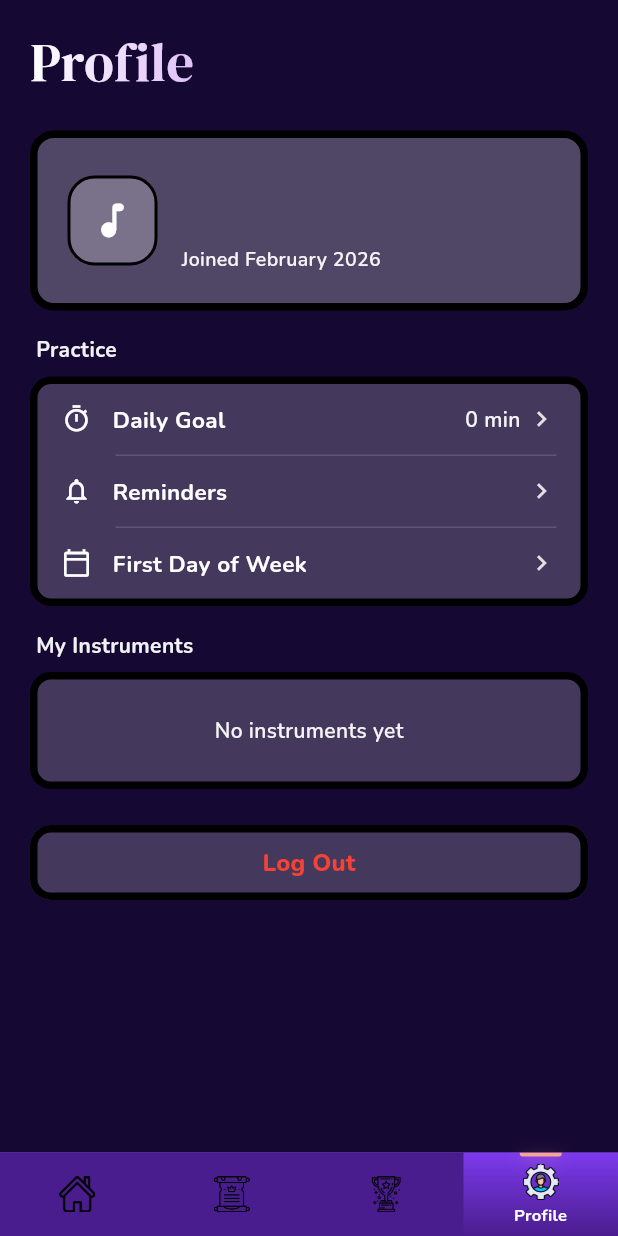
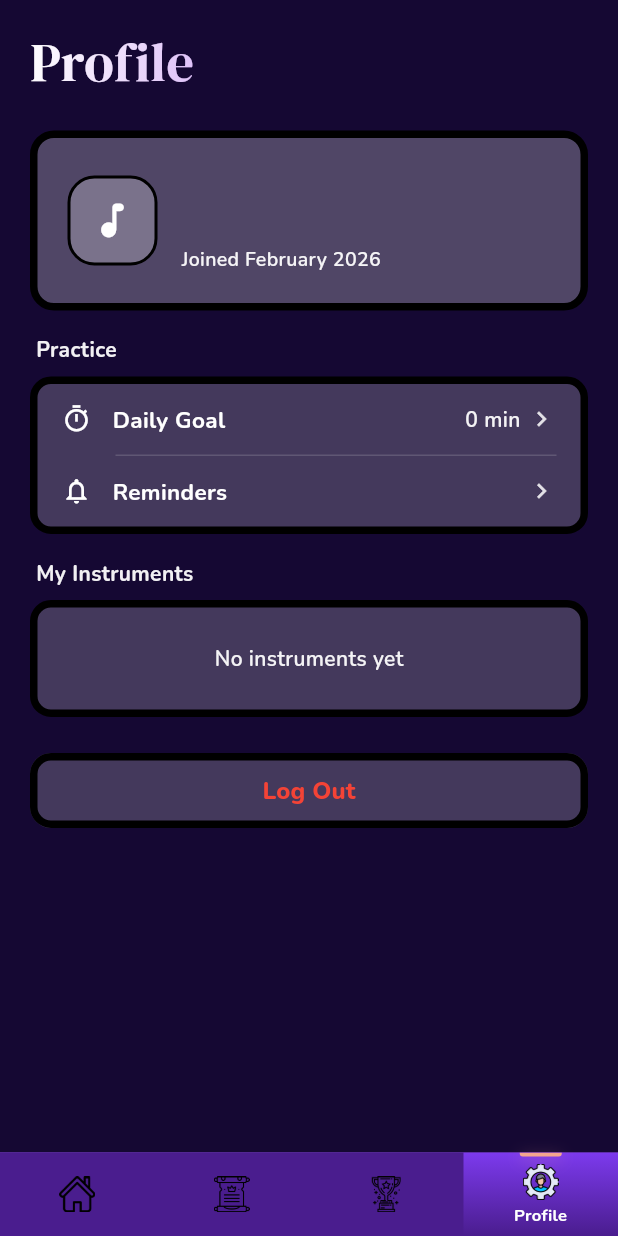
Before and after one commit to marlyocat/listzly, a Flutter app: the screen it shows once a user with an empty profile is signed in, item 4 of the bottom bar chosen, on a phone screen of 412 x 824 dp. Run offline on Flutter 3.47's test engine with Material 3 defaults, Android fonts, the light colour scheme and no system bars; our stand-ins replace flutter_riverpod, google_fonts, google_sign_in, lottie, riverpod_annotation, supabase_flutter; missing offline and left inert: turn_page_transition; accounts and stored records are empty; generated files the repository leaves out were written again; network calls fail; project files that could hold a hidden picture were left out.

Commit message:
Remove first day of the week setting

```diff
--- a/lib/pages/profile_page.dart
+++ b/lib/pages/profile_page.dart
@@ -272,11 +272,6 @@ class ProfilePage extends ConsumerWidget {
           icon: Icons.notifications_outlined,
           label: 'Reminders',
           trailing: _TrailingText(settings.reminderTime ?? 'Off'),
-        ),
-        _SettingsRow(
-          icon: Icons.calendar_today_outlined,
-          label: 'First Day of Week',
-          trailing: _TrailingText(settings.firstDayOfWeek),
         ),
       ],
     );
```
